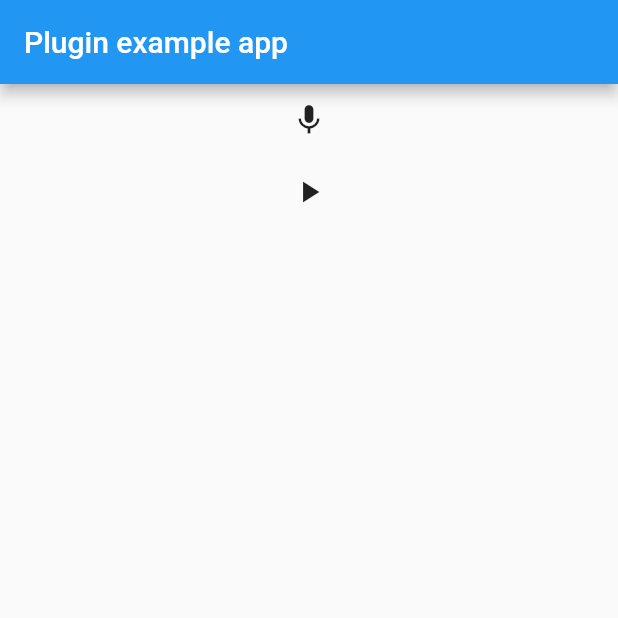
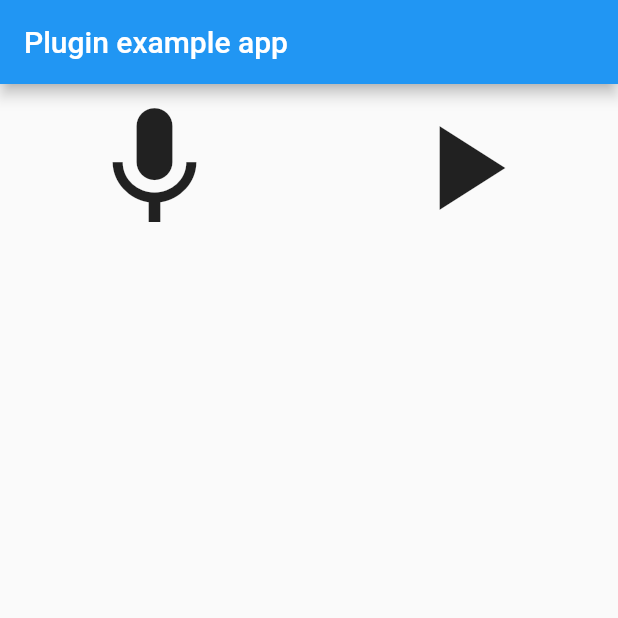
Before and after one commit to CasperPas/flutter-sound-stream, a Flutter app: the screen it shows after launch, on a phone screen of 412 x 824 dp, the top half of it. Run offline on Flutter 3.47's test engine with Material 2 defaults, Android fonts, the light colour scheme and no system bars.

Commit message:
update documents & version to publish

```diff
--- a/example/lib/main.dart
+++ b/example/lib/main.dart
@@ -83,14 +83,16 @@ class _MyAppState extends State<MyApp> {
         appBar: AppBar(
           title: const Text('Plugin example app'),
         ),
-        body: Column(
-          crossAxisAlignment: CrossAxisAlignment.stretch,
+        body: Row(
+          mainAxisAlignment: MainAxisAlignment.spaceAround,
           children: [
             IconButton(
+              iconSize: 96.0,
               icon: Icon(_isRecording ? Icons.mic_off : Icons.mic),
               onPressed: _isRecording ? _recorder.stop : _recorder.start,
             ),
             IconButton(
+              iconSize: 96.0,
               icon: Icon(_isPlaying ? Icons.pause : Icons.play_arrow),
               onPressed:
                   _isRecording ? null : (_isPlaying ? _player.stop : _play),
--- a/lib/player_stream.dart
+++ b/lib/player_stream.dart
@@ -6,27 +6,41 @@ class PlayerStream {
 
   final _playerStatusController =
       StreamController<SoundStreamStatus>.broadcast();
+  final _audioStreamController = StreamController<Uint8List>();
 
   PlayerStream._internal() {
     SoundStream();
     _eventsStreamController.stream.listen(_eventListener);
     _playerStatusController.add(SoundStreamStatus.Unset);
+    _audioStreamController.stream.listen((data) {
+      writeChunk(data);
+    });
   }
 
+  /// Initialize Player with specified [sampleRate]
   Future<dynamic> initialize({int sampleRate = 16000, bool showLogs = false}) =>
       _methodChannel.invokeMethod("initializePlayer", {
         "sampleRate": sampleRate,
         "showLogs": showLogs,
       });
 
+  /// Player will start receiving audio chunks (PCM 16bit data)
+  /// to audiostream as Uint8List to play audio.
   Future<dynamic> start() => _methodChannel.invokeMethod("startPlayer");
 
+  /// Player will stop receiving audio chunks.
   Future<dynamic> stop() => _methodChannel.invokeMethod("stopPlayer");
 
+  /// Push audio [data] (PCM 16bit data) to player buffer as Uint8List
+  /// to play audio. Chunks will be queued/scheduled to play sequentially
   Future<dynamic> writeChunk(Uint8List data) => _methodChannel
       .invokeMethod("writeChunk", <String, dynamic>{"data": data});
 
+  /// Current status of the [PlayerStream]
   Stream<SoundStreamStatus> get status => _playerStatusController.stream;
+
+  /// Stream's sink to receive PCM 16bit data to send to Player
+  StreamSink<Uint8List> get audioStream => _audioStreamController.sink;
 
   void _eventListener(dynamic event) {
     if (event == null) return;
--- a/lib/recorder_stream.dart
+++ b/lib/recorder_stream.dart
@@ -16,20 +16,27 @@ class RecorderStream {
     _audioStreamController.add(Uint8List(0));
   }
 
+  /// Initialize Recorder with specified [sampleRate]
   Future<dynamic> initialize({int sampleRate = 16000, bool showLogs = false}) =>
       _methodChannel.invokeMethod<dynamic>("initializeRecorder", {
         "sampleRate": sampleRate,
         "showLogs": showLogs,
       });
 
+  /// Start recording. Recorder will start pushing audio chunks (PCM 16bit data)
+  /// to audiostream as Uint8List
   Future<dynamic> start() =>
       _methodChannel.invokeMethod<dynamic>("startRecording");
 
+  /// Recorder will stop recording and sending audio chunks to the [audioStream].
   Future<dynamic> stop() =>
       _methodChannel.invokeMethod<dynamic>("stopRecording");
 
+  /// Current status of the [RecorderStream]
+  Stream<SoundStreamStatus> get status => _recorderStatusController.stream;
+
+  /// Stream of PCM 16bit data from Microphone
   Stream<Uint8List> get audioStream => _audioStreamController.stream;
-  Stream<SoundStreamStatus> get status => _recorderStatusController.stream;
 
   void _eventListener(dynamic event) {
     if (event == null) return;
--- a/lib/sound_stream.dart
+++ b/lib/sound_stream.dart
@@ -27,7 +27,9 @@ class SoundStream {
     _methodChannel.setMethodCallHandler(_onMethodCall);
   }
 
+  /// Return [RecorderStream] instance (Singleton).
   RecorderStream get recorder => RecorderStream();
+  /// Return [PlayerStream] instance (Singleton).
   PlayerStream get player => PlayerStream();
 
   Future<dynamic> _onMethodCall(MethodCall call) async {
--- a/pubspec.yaml
+++ b/pubspec.yaml
@@ -1,6 +1,6 @@
 name: sound_stream
 description: A Flutter plugin for streaming audio data from Mic and data to Audio engine without using a file.
-version: 0.0.1
+version: 0.1.0
 homepage: https://github.com/CasperPas/flutter-sound-stream
 
 environment:
```
Also changed, not shown: example/pubspec.lock, pubspec.lock, 1 other file.
